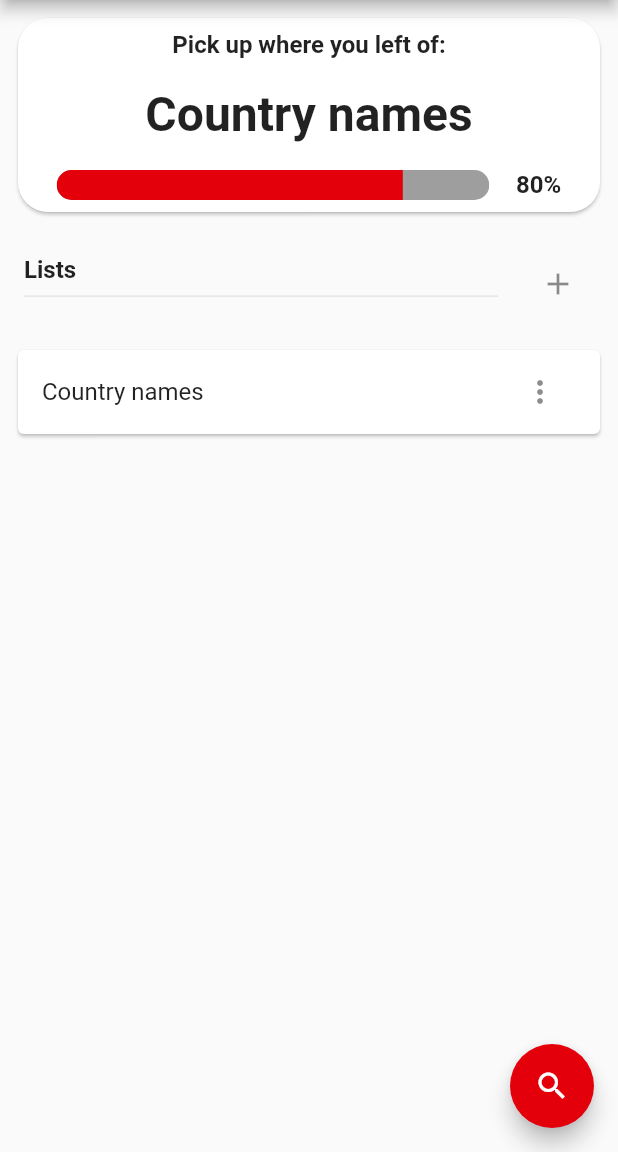
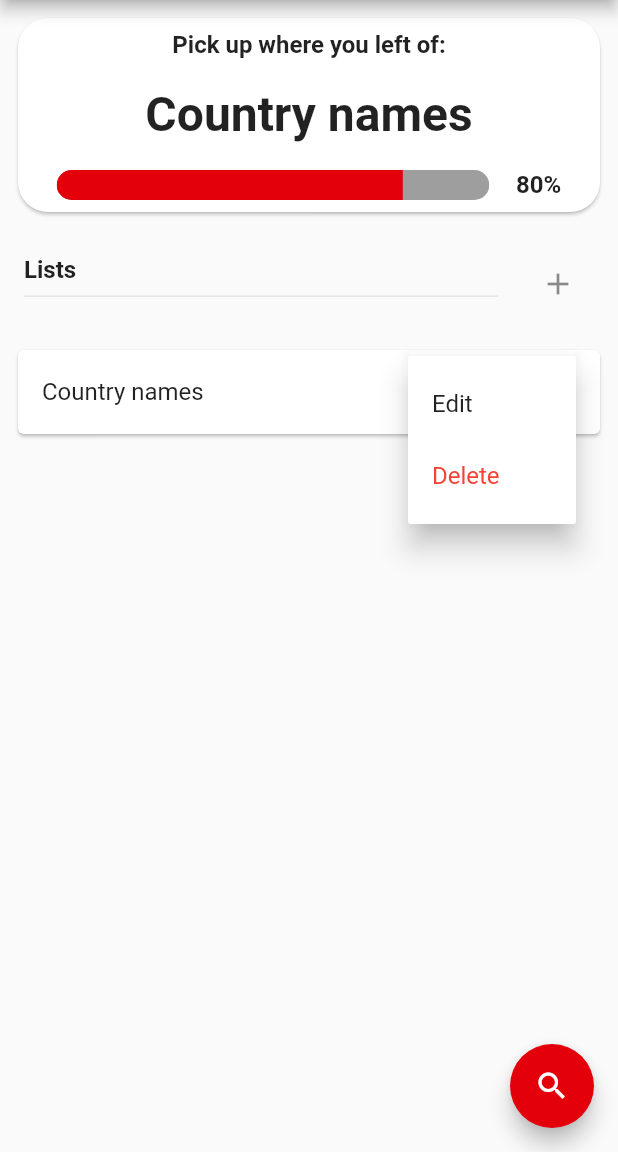
Before and after one commit to Signbank/sign-app, a Flutter app: the screen it shows after launch, after a tap on the "more vert" icon, on a phone screen of 412 x 824 dp, the part 84-1236 px from its top. Run offline on Flutter 3.47's test engine with Material 2 defaults, Android fonts, the phone set to English and light mode, and no system bars; our stand-ins replace video_player; generated files the repository leaves out were written again.

Commit message:
Added menu to quiz list to edit and delete list, implementation still has to be made

```diff
--- a/flutter/lib/controllers/home_page_controller.dart
+++ b/flutter/lib/controllers/home_page_controller.dart
@@ -13,10 +13,16 @@ class HomePageController extends Controller{
 
   void fetchListData() {}
 
+ void deleteList(int index) {
+   _lists.removeAt(index);
+   _callback();
+ }
+
  ///Getters
  String get lastPracticedListName => "Country names";
  double get lastPracticedListProgression => 0.8;
 
  int get listsLength => _lists.length;
  String listsTitle(int index) => _lists[index];
+
 }
--- a/flutter/lib/home_page.dart
+++ b/flutter/lib/home_page.dart
@@ -10,6 +10,8 @@ class HomePage extends StatefulWidget {
   @override
   State<HomePage> createState() => _HomePageState();
 }
+
+enum ListMenuItems { edit, delete }
 
 class _HomePageState extends State<HomePage> {
   late HomePageController _controller;
@@ -52,14 +54,37 @@ class _HomePageState extends State<HomePage> {
                   return Card(
                     child: ListTile(
                       onTap: () {
-                        Navigator.of(context)
-                            .push(MaterialPageRoute(builder: (context) => const QuizView()));
+                        Navigator.of(context).push(MaterialPageRoute(
+                            builder: (context) => const QuizView()));
                       },
                       title: Text(_controller.listsTitle(index)),
-                      trailing: IconButton(
-                        icon: const Icon(Icons.more_vert),
-                        onPressed: () {
-                          //TODO: Show list actions like edit or delete
+                      trailing: PopupMenuButton<ListMenuItems>(
+                        itemBuilder: (BuildContext context) =>
+                            <PopupMenuEntry<ListMenuItems>>[
+                          PopupMenuItem<ListMenuItems>(
+                            value: ListMenuItems.edit,
+                            child: Text(
+                              AppLocalizations.of(context)!.edit,
+                            ),
+                          ),
+                          PopupMenuItem<ListMenuItems>(
+                            value: ListMenuItems.delete,
+                            child: Text(
+                              AppLocalizations.of(context)!.delete,
+                              style: const TextStyle(color: Colors.red),
+                            ),
+                          ),
+                        ],
+                        onSelected: (ListMenuItems item) {
+                          switch (item) {
+                            case ListMenuItems.edit:
+                              // TODO: Edit current list
+                              break;
+                            case ListMenuItems.delete:
+                              // TODO: Create pop up that asks if the user is sure
+                              _controller.deleteList(index);
+                              break;
+                          }
                         },
                       ),
                     ),
--- a/flutter/lib/l10n/app_en.arb
+++ b/flutter/lib/l10n/app_en.arb
@@ -18,6 +18,8 @@
     "goBackHome": "Go back home",
     "yes": "Yes",
     "no": "No",
+    "edit": "Edit",
+    "delete": "Delete",
     "quizCompletedTitle": "Quiz completed",
     "quizCompletedBody":"Well done you completed the whole list!",
     "quizRepeatWrongAnswerTitle": "Learn from your mistakes",
```
